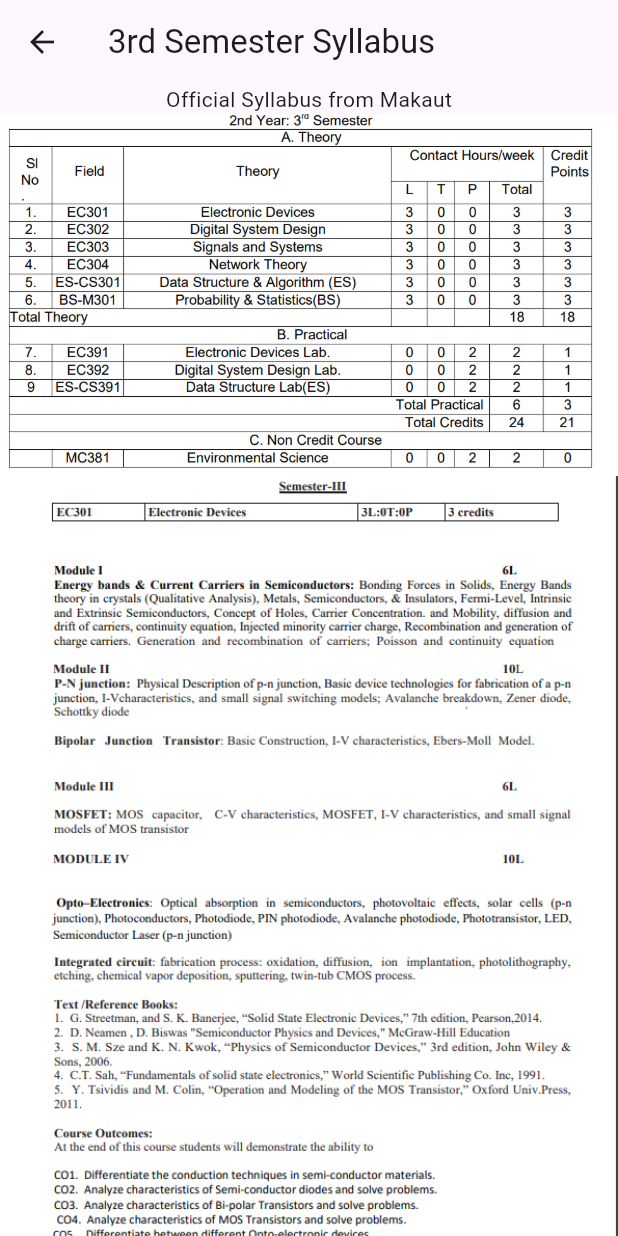
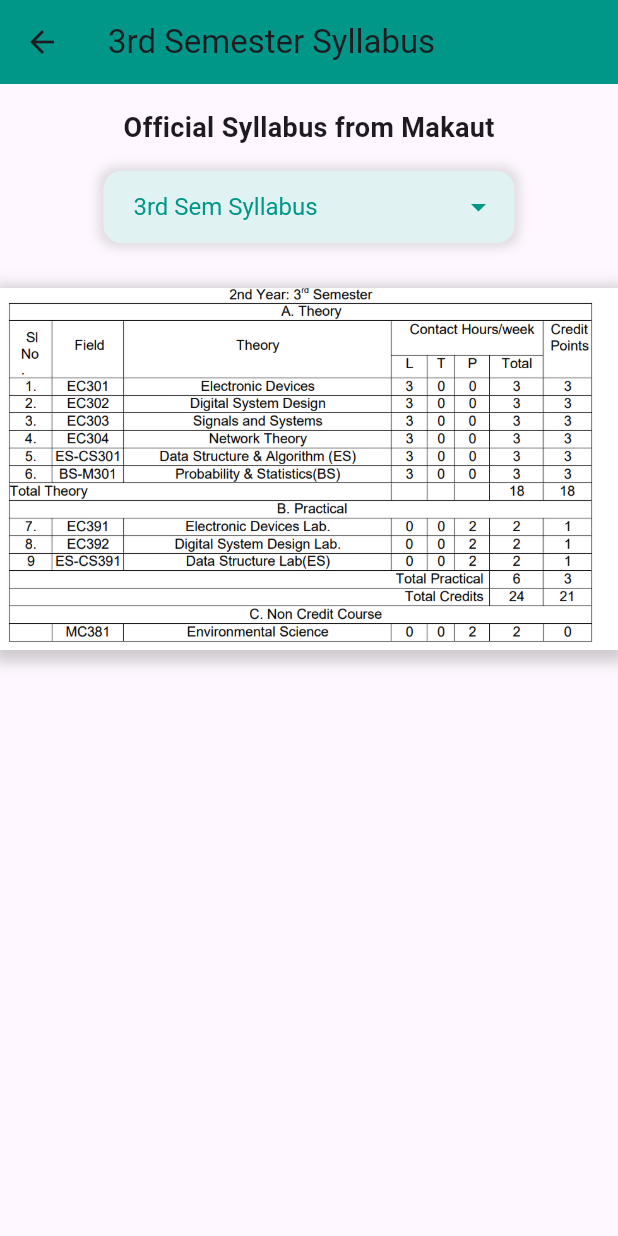
Before and after one commit to Shinjan-saha/ECE-Dept-App, a Flutter app: the Semester3Page screen opened directly, on a phone screen of 412 x 824 dp. Run offline on Flutter 3.47's test engine with Material 3 defaults, Android fonts, the phone set to English and light mode, and no system bars; our stand-ins replace curved_navigation_bar.

Commit message:
3rd sem & 4th Sem major UI haul changes

```diff
--- a/ece/lib/main.dart
+++ b/ece/lib/main.dart
@@ -56,7 +56,7 @@ class _BottomNavigationState extends State<BottomNavigation> {
       ),
       bottomNavigationBar: CurvedNavigationBar(
         index: _currentIndex,
-        backgroundColor: Colors.blue,
+        backgroundColor: Colors.teal,
         color: Colors.white,
         height: 50.0,
         items: <Widget>[
--- a/ece/lib/semester_3_page.dart
+++ b/ece/lib/semester_3_page.dart
@@ -1,120 +1,117 @@
 import 'package:flutter/material.dart';
 
-class Semester3Page extends StatelessWidget {
+class Semester3Page extends StatefulWidget {
+  @override
+  _Semester3PageState createState() => _Semester3PageState();
+}
+
+class _Semester3PageState extends State<Semester3Page> {
+  String _selectedOption = '3rd Sem Syllabus';
+
+  final Map<String, List<String>> _imageGroups = {
+   '3rd Sem Syllabus': ['3rdsem.png'],
+    'Electronic Device': ['3rdsem1.png'],
+    'Signal & System': ['3rdsem3.png'],
+    'Digital System & Design': ['3rdsem2.png'],
+    'Network Theory': ['3rdsem4.png'],
+    'Data Structure & Algorithm': ['3rdsem5.png','3rdsem6.png'],
+    'Probality & Stastics ': ['3rdsem7.png'],
+    'Environmental Science ': ['3rdsem8.png'],
+    'Electronic Device Lab': ['3rdsem9.png'],
+    'Digital System Design  Lab': ['3rdsem10.png'],
+    'Data Structure & Algorith  Lab': ['3rdsem11.png'],
+  };
+
   @override
   Widget build(BuildContext context) {
     return Scaffold(
       appBar: AppBar(
         title: Text('3rd Semester Syllabus'),
+        backgroundColor: Colors.teal,
       ),
       body: SingleChildScrollView(
         child: Column(
           children: <Widget>[
-            Text('Official Syllabus from Makaut'),
-            ListView.builder(
-              shrinkWrap: true,
-              physics: NeverScrollableScrollPhysics(),
-              itemCount: 12, // Display 12 images
-              itemBuilder: (BuildContext context, int index) {
-                if (index == 0) {
-                  return Image.asset(
-                    'asset/3rdsem.png',
-                    // height: 200,
-                    width: double.infinity,
-                    fit: BoxFit.cover,
-                  );
-                } else if (index == 1) {
-                  return Image.asset(
-                    'asset/3rdsem1.png',
-                    // height: 200,
-                    width: double.infinity,
-                    fit: BoxFit.cover,
-                  );
-                }
-                else if (index == 2) {
-                  return Image.asset(
-                    'asset/3rdsem2.png',
-                    // height: 200,
-                    width: double.infinity,
-                    fit: BoxFit.cover,
-                  );
-                }
-                else if (index == 3) {
-                  return Image.asset(
-                    'asset/3rdsem3.png',
-                    // height: 200,
-                    width: double.infinity,
-                    fit: BoxFit.cover,
-                  );
-                }
-                else if (index == 4) {
-                  return Image.asset(
-                    'asset/3rdsem4.png',
-                    // height: 200,
-                    width: double.infinity,
-                    fit: BoxFit.cover,
-                  );
-                }
-                else if (index == 5) {
-                  return Image.asset(
-                    'asset/3rdsem5.png',
-                    // height: 200,
-                    width: double.infinity,
-                    fit: BoxFit.cover,
-                  );
-                }
-                else if (index == 6) {
-                  return Image.asset(
-                    'asset/3rdsem6.png',
-                    // height: 200,
-                    width: double.infinity,
-                    fit: BoxFit.cover,
-                  );
-                }
-                else if (index == 7) {
-                  return Image.asset(
-                    'asset/3rdsem7.png',
-                    // height: 200,
-                    width: double.infinity,
-                    fit: BoxFit.cover,
-                  );
-                }
-                else if (index == 8) {
-                  return Image.asset(
-                    'asset/3rdsem8.png',
-                    // height: 200,
-                    width: double.infinity,
-                    fit: BoxFit.cover,
-                  );
-                }
-                else if (index == 9) {
-                  return Image.asset(
-                    'asset/3rdsem9.png',
-                    // height: 200,
-                    width: double.infinity,
-                    fit: BoxFit.cover,
-                  );
-                }
-                else if (index == 10) {
-                  return Image.asset(
-                    'asset/3rdsem10.png',
-                    // height: 200,
-                    width: double.infinity,
-                    fit: BoxFit.cover,
-                  );
-                }
-                else if (index == 11) {
-                  return Image.asset(
-                    'asset/3rdsem11.png',
-                    // height: 200,
-                    width: double.infinity,
-                    fit: BoxFit.cover,
-                  );
-                }
-
-
-                return Container(); // Placeholder for other indices
-              },
+            Padding(
+              padding: const EdgeInsets.all(16.0),
+              child: Text(
+                'Official Syllabus from Makaut',
+                style: TextStyle(fontSize: 18, fontWeight: FontWeight.bold),
+              ),
+            ),
+            Padding(
+              padding: const EdgeInsets.symmetric(horizontal: 16.0),
+              child: DecoratedBox(
+                decoration: BoxDecoration(
+                  color: Colors.teal[50],
+                  borderRadius: BorderRadius.circular(12), // Rounded corners
+                  boxShadow: [
+                    BoxShadow(
+                      color: Colors.grey.withOpacity(0.3),
+                      spreadRadius: 3,
+                      blurRadius: 5,
+                    ),
+                  ],
+                ),
+                child: Padding(
+                  padding: const EdgeInsets.symmetric(horizontal: 12.0),
+                  child: DropdownButtonHideUnderline(
+                    child: DropdownButton<String>(
+                      value: _selectedOption,
+                      onChanged: (String? newValue) {
+                        setState(() {
+                          _selectedOption = newValue!;
+                        });
+                      },
+                      dropdownColor: Colors.teal[50],
+                      items: _imageGroups.keys
+                          .map<DropdownMenuItem<String>>((String key) {
+                        return DropdownMenuItem<String>(
+                          value: key,
+                          child: Padding(
+                            padding: const EdgeInsets.all(8.0),
+                            child: Text(
+                              key,
+                              style: TextStyle(fontSize: 16),
+                            ),
+                          ),
+                        );
+                      }).toList(),
+                      icon: Icon(Icons.arrow_drop_down, color: Colors.teal),
+                      style: TextStyle(color: Colors.teal, fontSize: 16),
+                    ),
+                  ),
+                ),
+              ),
+            ),
+            SizedBox(height: 20),
+            Column(
+              children: _imageGroups[_selectedOption]!
+                  .map((imageName) => Container(
+                        margin: EdgeInsets.symmetric(vertical: 10.0),
+                        decoration: BoxDecoration(
+                          color: Colors.blueGrey[50], // Light bluish-grey background
+                          boxShadow: [
+                            BoxShadow(
+                              color: Colors.grey.withOpacity(0.5),
+                              spreadRadius: 5,
+                              blurRadius: 7,
+                              offset: Offset(0, 3), // changes position of shadow
+                            ),
+                          ],
+                        ),
+                        child: InteractiveViewer(
+                          panEnabled: true,
+                          minScale: 0.5,
+                          maxScale: 4.0,
+                          child: Image.asset(
+                            'asset/$imageName',
+                            width: double.infinity,
+                            fit: BoxFit.cover,
+                          ),
+                        ),
+                      ))
+                  .toList(),
             ),
           ],
         ),
```
Also changed, not shown: ece/lib/semester_4_page.dart (+64 -8 lines).
